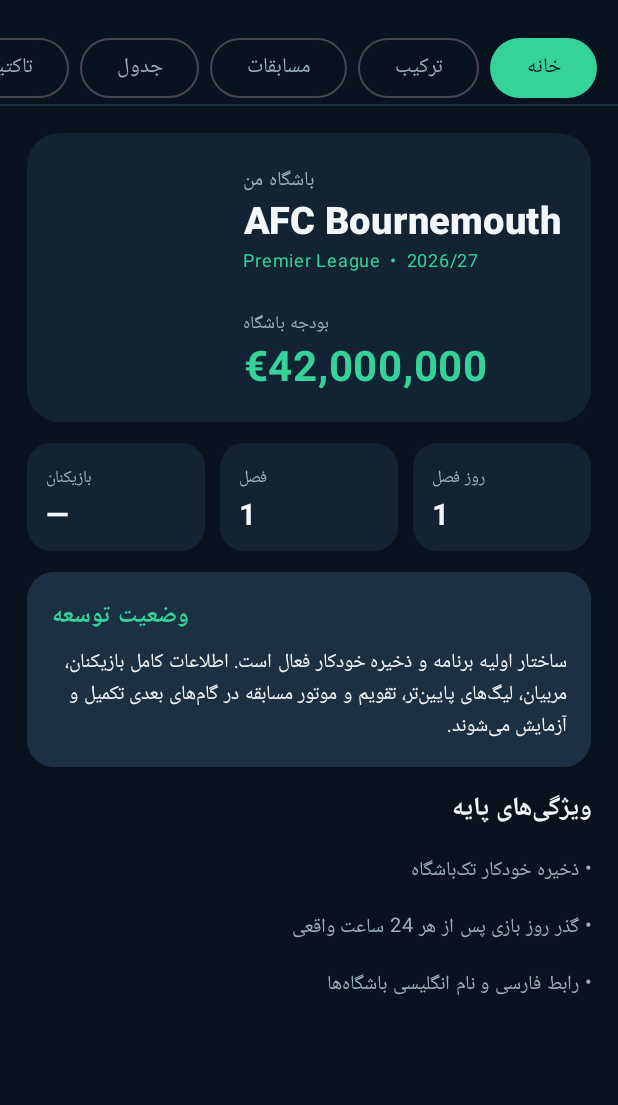
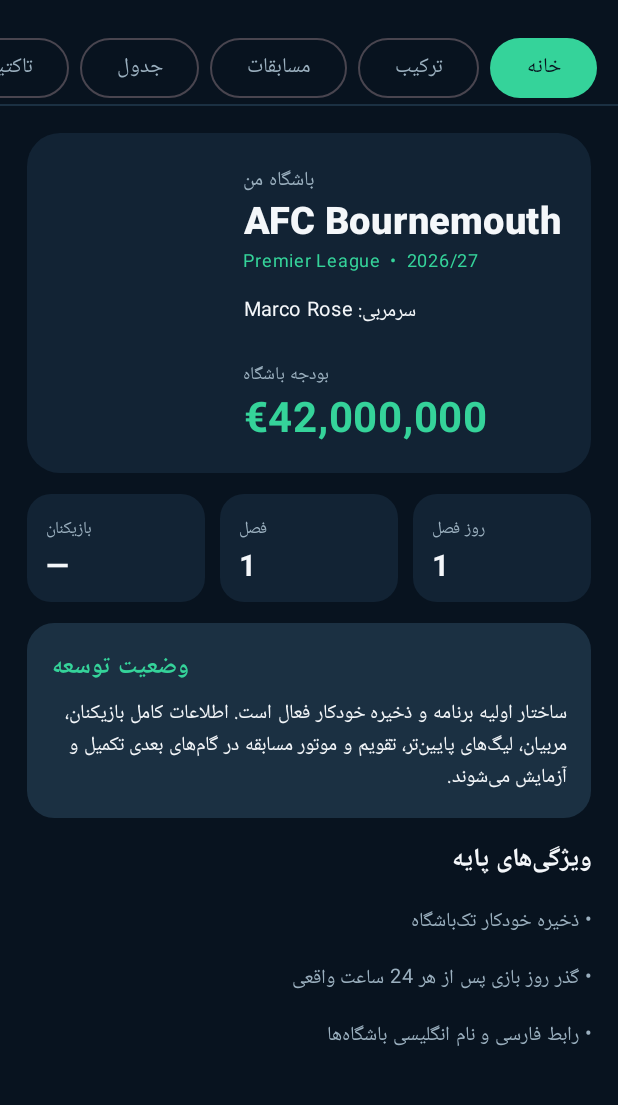
Before and after one commit to pioneer8254-afk/PIONEER, an Android app built with Jetpack Compose: the screen it shows after launch (MainActivity), after a tap on "انتخاب", on a phone screen of 412 x 824 dp, the part 88-1193 px from its top. Run offline under Robolectric (Android 15) with nearby library versions, the phone set to English and light mode, and no system bars.

Commit message:
ui: display current club head coach on dashboard

```diff
--- a/app/src/main/java/com/pioneer/manager/MainActivity.kt
+++ b/app/src/main/java/com/pioneer/manager/MainActivity.kt
@@ -219,6 +219,8 @@ private fun HomeScreen(save: GameSave) {
                 Text("باشگاه من", color = Muted, fontSize = 13.sp)
                 Text(save.clubName, color = White, fontSize = 25.sp, fontWeight = FontWeight.Black)
                 Text("Premier League  •  2026/27", color = Mint, fontSize = 12.sp)
+                Spacer(Modifier.height(10.dp))
+                Text("سرمربی: " + save.managerName, color = White, fontSize = 13.sp)
                 Spacer(Modifier.height(18.dp))
                 Text("بودجه باشگاه", color = Muted, fontSize = 12.sp)
                 Text("€" + "%,d".format(save.budget), color = Mint, fontSize = 28.sp, fontWeight = FontWeight.Bold)
```
